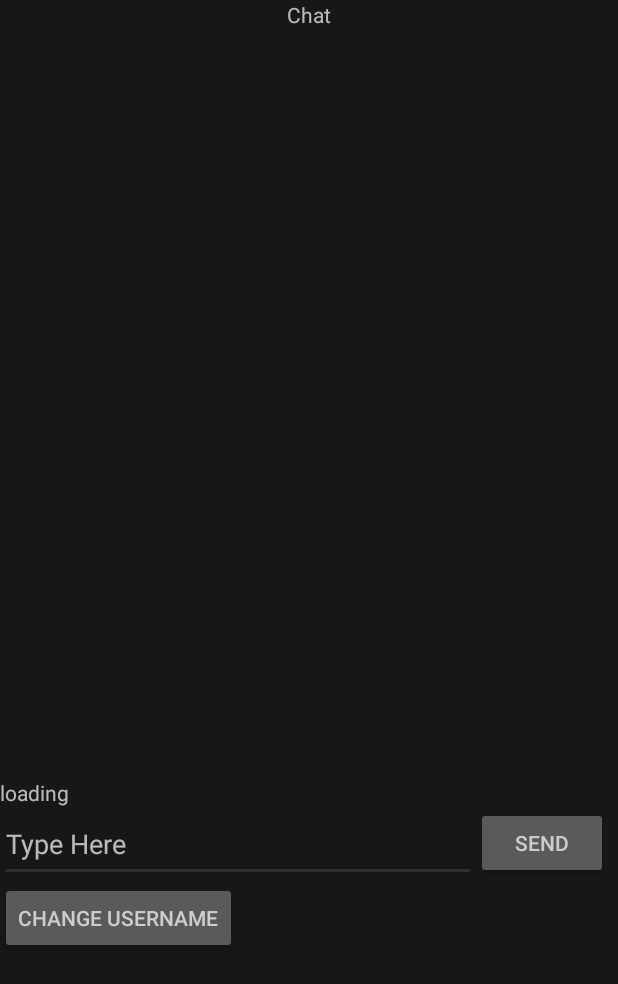
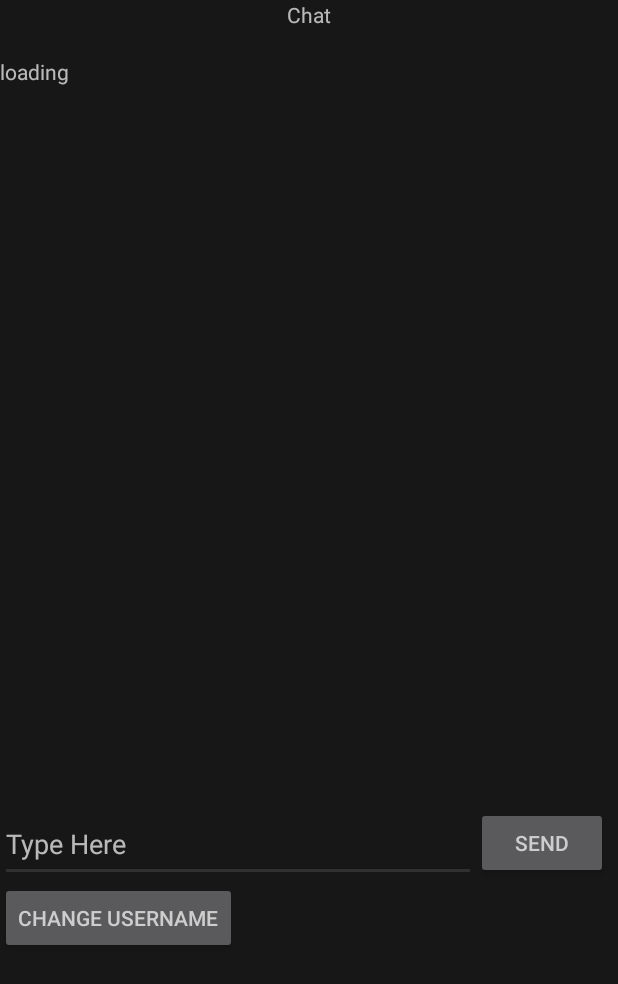
Before and after one commit to abigailduff98/audition-app, an Android app: the layout activity_chat.xml on its own in the app's theme, with its tools: preview values and no code run, on a phone screen of 412 x 824 dp. Shown: the top 984 px of the screen. Run offline under Robolectric (Android 15) with nearby library versions, the phone set to English and light mode, and no system bars.

Commit message:
Changed gravity to top

```diff
--- a/app/src/main/res/layout/activity_chat.xml
+++ b/app/src/main/res/layout/activity_chat.xml
@@ -19,7 +19,7 @@
         android:layout_width="match_parent"
         android:layout_height="500dp"
         android:text="loading"
-        android:gravity="bottom"
+        android:gravity="top"
         app:layout_constraintTop_toBottomOf="@+id/textView2"
         tools:layout_editor_absoluteX="0dp" />
 
```
